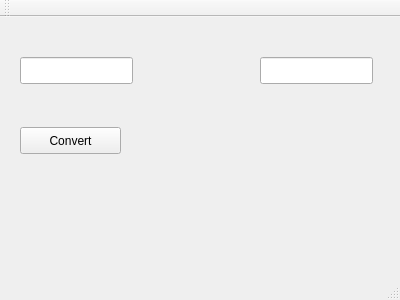
Before: the Qt Designer form mainwindow.ui in biglier/webm-converter, drawn with Qt 5.
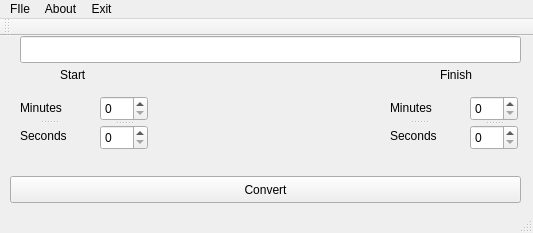
After: the same form once the commit is applied.

Commit message: Add menu, use convet class with initialization and try to chop video's name

Diff of the .ui file:
```diff
--- a/mainwindow.ui
+++ b/mainwindow.ui
@@ -6,8 +6,8 @@
    <rect>
     <x>0</x>
     <y>0</y>
-    <width>400</width>
-    <height>300</height>
+    <width>533</width>
+    <height>233</height>
    </rect>
   </property>
   <property name="windowTitle">
@@ -17,9 +17,9 @@
    <widget class="QPushButton" name="pushButton">
     <property name="geometry">
      <rect>
-      <x>20</x>
-      <y>110</y>
-      <width>101</width>
+      <x>10</x>
+      <y>140</y>
+      <width>511</width>
       <height>27</height>
      </rect>
     </property>
@@ -31,21 +31,129 @@
     <property name="geometry">
      <rect>
       <x>20</x>
-      <y>40</y>
-      <width>113</width>
+      <y>0</y>
+      <width>501</width>
       <height>27</height>
      </rect>
     </property>
    </widget>
-   <widget class="QLineEdit" name="lineEdit_2">
+   <widget class="QSplitter" name="splitter_3">
     <property name="geometry">
      <rect>
-      <x>260</x>
-      <y>40</y>
-      <width>113</width>
-      <height>27</height>
+      <x>390</x>
+      <y>60</y>
+      <width>57</width>
+      <height>51</height>
      </rect>
     </property>
+    <property name="orientation">
+     <enum>Qt::Vertical</enum>
+    </property>
+    <widget class="QLabel" name="label_3">
+     <property name="text">
+      <string>Minutes</string>
+     </property>
+    </widget>
+    <widget class="QLabel" name="label_4">
+     <property name="text">
+      <string>Seconds</string>
+     </property>
+    </widget>
+   </widget>
+   <widget class="QSplitter" name="splitter_4">
+    <property name="geometry">
+     <rect>
+      <x>470</x>
+      <y>60</y>
+      <width>48</width>
+      <height>54</height>
+     </rect>
+    </property>
+    <property name="orientation">
+     <enum>Qt::Vertical</enum>
+    </property>
+    <widget class="QSpinBox" name="spinBox_3">
+     <property name="maximum">
+      <number>240</number>
+     </property>
+    </widget>
+    <widget class="QSpinBox" name="spinBox_4">
+     <property name="maximum">
+      <number>59</number>
+     </property>
+    </widget>
+   </widget>
+   <widget class="QLabel" name="label_5">
+    <property name="geometry">
+     <rect>
+      <x>60</x>
+      <y>30</y>
+      <width>67</width>
+      <height>17</height>
+     </rect>
+    </property>
+    <property name="text">
+     <string>Start</string>
+    </property>
+   </widget>
+   <widget class="QLabel" name="label_6">
+    <property name="geometry">
+     <rect>
+      <x>440</x>
+      <y>30</y>
+      <width>67</width>
+      <height>17</height>
+     </rect>
+    </property>
+    <property name="text">
+     <string>Finish</string>
+    </property>
+   </widget>
+   <widget class="QSplitter" name="splitter">
+    <property name="geometry">
+     <rect>
+      <x>100</x>
+      <y>60</y>
+      <width>48</width>
+      <height>54</height>
+     </rect>
+    </property>
+    <property name="orientation">
+     <enum>Qt::Vertical</enum>
+    </property>
+    <widget class="QSpinBox" name="spinBox">
+     <property name="maximum">
+      <number>240</number>
+     </property>
+    </widget>
+    <widget class="QSpinBox" name="spinBox_2">
+     <property name="maximum">
+      <number>59</number>
+     </property>
+    </widget>
+   </widget>
+   <widget class="QSplitter" name="splitter_2">
+    <property name="geometry">
+     <rect>
+      <x>20</x>
+      <y>60</y>
+      <width>57</width>
+      <height>51</height>
+     </rect>
+    </property>
+    <property name="orientation">
+     <enum>Qt::Vertical</enum>
+    </property>
+    <widget class="QLabel" name="label">
+     <property name="text">
+      <string>Minutes</string>
+     </property>
+    </widget>
+    <widget class="QLabel" name="label_2">
+     <property name="text">
+      <string>Seconds</string>
+     </property>
+    </widget>
    </widget>
   </widget>
   <widget class="QMenuBar" name="menuBar">
@@ -53,10 +161,34 @@
     <rect>
      <x>0</x>
      <y>0</y>
-     <width>400</width>
+     <width>533</width>
      <height>25</height>
     </rect>
    </property>
+   <widget class="QMenu" name="menuFile">
+    <property name="mouseTracking">
+     <bool>false</bool>
+    </property>
+    <property name="title">
+     <string>FIle</string>
+    </property>
+    <addaction name="actionOpen"/>
+    <addaction name="actionSave_configuration"/>
+   </widget>
+   <widget class="QMenu" name="menuAbout">
+    <property name="title">
+     <string>About</string>
+    </property>
+    <addaction name="actionInformation"/>
+   </widget>
+   <widget class="QMenu" name="menuExit">
+    <property name="title">
+     <string>Exit</string>
+    </property>
+   </widget>
+   <addaction name="menuFile"/>
+   <addaction name="menuAbout"/>
+   <addaction name="menuExit"/>
   </widget>
   <widget class="QToolBar" name="mainToolBar">
    <attribute name="toolBarArea">
```
Left out of the diff: 27 changed lines with no effect on the pictures. The commit also changes 4 other files.
